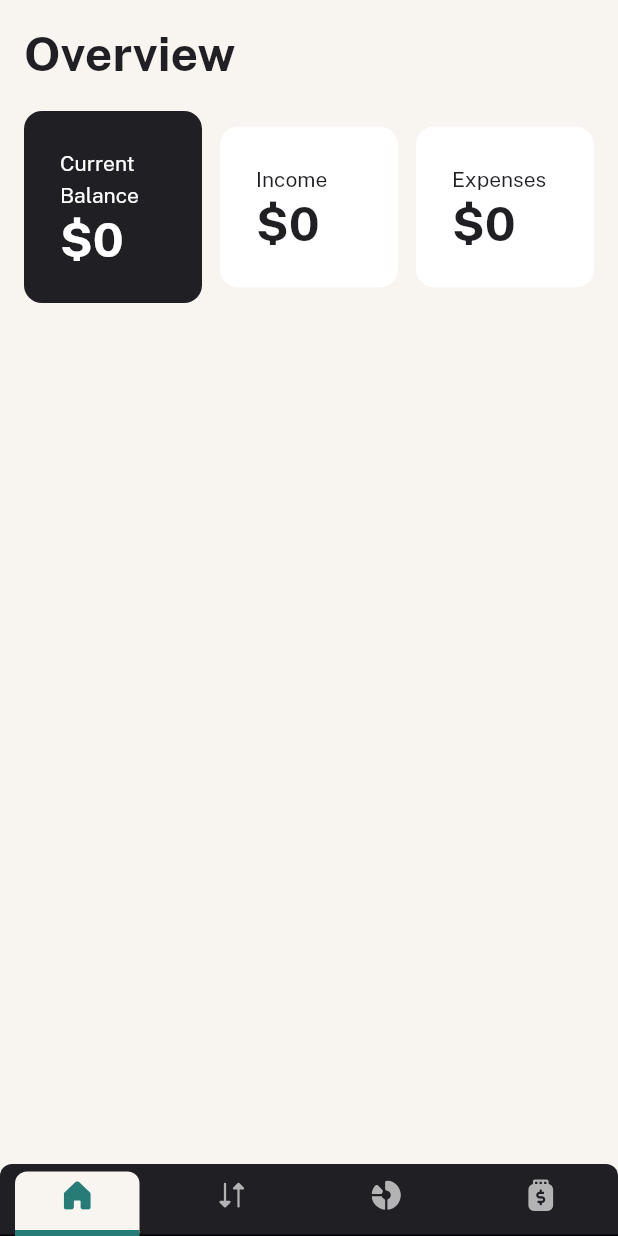
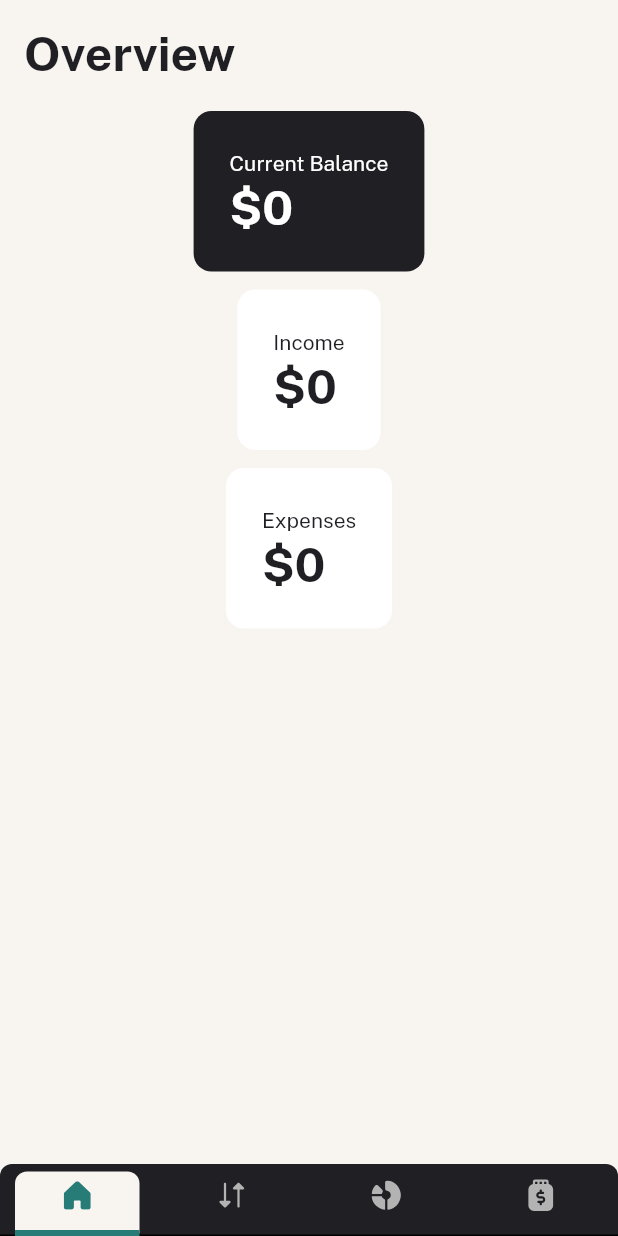
Before and after one commit to JER3MIAH/personal-finance-app, a Flutter app: the screen it shows after launch, on a phone screen of 412 x 824 dp. Run offline on Flutter 3.47's test engine with Material 3 defaults, Android fonts, the phone set to English and light mode, and no system bars; our stand-ins replace auto_size_text, equatable, fl_chart, flutter_bloc, flutter_hooks, flutter_svg and 2 more.

Commit message:
feat: update overview screen mobile layout

```diff
--- a/lib/src/features/home/presentation/screens/overview_screen.dart
+++ b/lib/src/features/home/presentation/screens/overview_screen.dart
@@ -9,6 +9,8 @@ class OverviewScreen extends StatelessWidget {
 
   @override
   Widget build(BuildContext context) {
+    final isMobile = DeviceType(context).isMobile;
+
     return Scaffold(
       body: AppColumn(
         children: [
@@ -33,9 +35,7 @@ class OverviewScreen extends StatelessWidget {
                     0.0,
                     (prev, trans) => prev + trans.amount,
                   );
-              return Row(
-                spacing: spacing150,
-                children: [
+              final children = [
                 BalanceContainer(
                   title: 'Current Balance',
                   balance: (income - expenses),
@@ -48,7 +48,17 @@ class OverviewScreen extends StatelessWidget {
                   title: 'Expenses',
                   balance: expenses,
                 ),
-                ],
+              ];
+              if (isMobile) {
+                return Column(
+                  mainAxisSize: MainAxisSize.min,
+                  spacing: spacing150,
+                  children: children,
+                );
+              }
+              return Row(
+                spacing: spacing150,
+                children: children,
               );
             },
           ),
```
Lines whose indentation alone changed are shown as unchanged.
